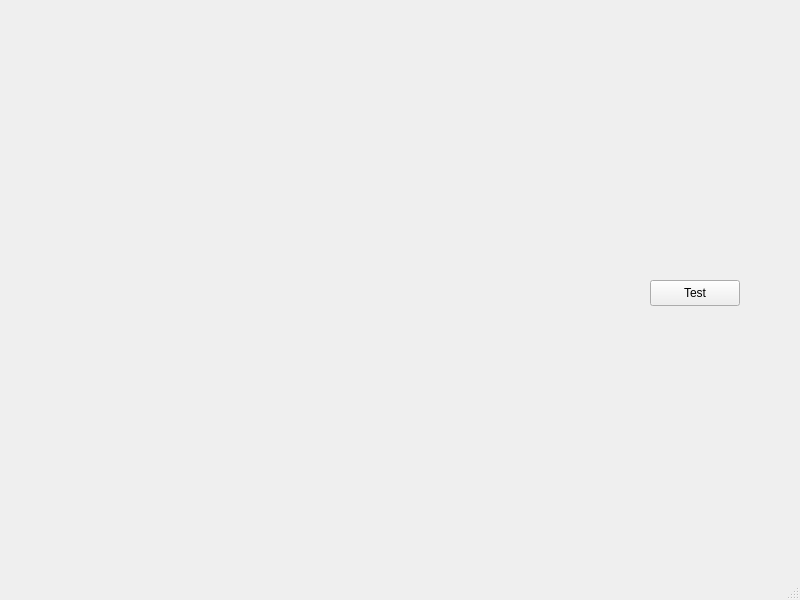
Above: vidplayer/mainwindow.ui from MoCap-Data-Acquisition/mocap before the change. Below: the same form after it.
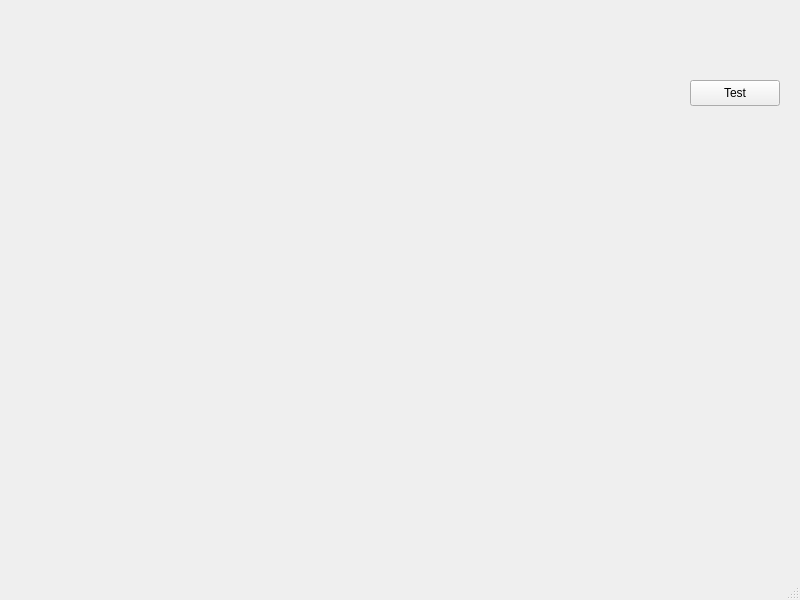
That is the form after the change.

What changed in the file:
```diff
--- a/vidplayer/mainwindow.ui
+++ b/vidplayer/mainwindow.ui
@@ -17,8 +17,8 @@
    <widget class="QPushButton" name="pushButton">
     <property name="geometry">
      <rect>
-      <x>650</x>
-      <y>280</y>
+      <x>690</x>
+      <y>80</y>
       <width>90</width>
       <height>26</height>
      </rect>
```
